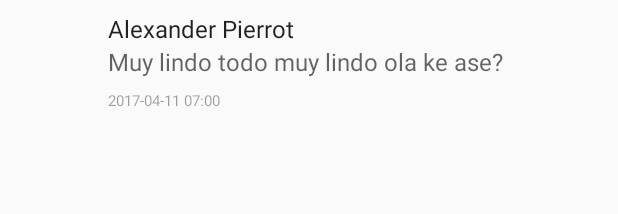
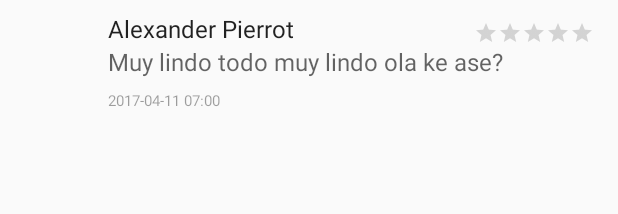
Before and after one commit to jonasAstudillo/eyesfood, an Android app: the layout list_comments_item.xml on its own in the app's theme, with its tools: preview values and no code run, on a phone screen of 412 x 824 dp. Shown: the top 214 px of the screen. Run offline under Robolectric (Android 15) with nearby library versions, the phone set to English and light mode, and no system bars.

Commit message:
Minor fixes.

```diff
--- a/app/src/main/java/com/example/jonsmauricio/eyesfood/data/api/model/Comment.java
+++ b/app/src/main/java/com/example/jonsmauricio/eyesfood/data/api/model/Comment.java
@@ -18,13 +18,13 @@ public class Comment implements Serializable {
     @SerializedName("FotoUsuario")
     private String userPhoto;
     @SerializedName("Reputacion")
-    private String reputation;
+    private float reputation;
     @SerializedName("comentario")
     private String comment;
     @SerializedName("fecha")
     private String date;
 
-    public Comment(String id, String userName, String userLastName, String userPhoto, String reputation, String comment,
+    public Comment(String id, String userName, String userLastName, String userPhoto, float reputation, String comment,
                    String date) {
         this.id = id;
         this.userName = userName;
@@ -51,7 +51,7 @@ public class Comment implements Serializable {
         return userPhoto;
     }
 
-    public String getReputation() {
+    public float getReputation() {
         return reputation;
     }
 
--- a/app/src/main/res/layout/list_comments_item.xml
+++ b/app/src/main/res/layout/list_comments_item.xml
@@ -26,6 +26,18 @@
         android:textAppearance="?attr/textAppearanceListItem"
         tools:text="Alexander Pierrot" />
 
+    <RatingBar
+        android:id="@+id/rbCommentsRating"
+        android:layout_width="wrap_content"
+        android:layout_height="wrap_content"
+        style="?android:attr/ratingBarStyleSmall"
+        android:layout_marginLeft="0dp"
+        android:numStars="5"
+        android:stepSize="0.1"
+        android:isIndicator="true"
+        android:layout_above="@+id/tvCommentsComment"
+        android:layout_alignParentRight="true"/>
+
     <TextView
         android:id="@+id/tvCommentsComment"
         android:layout_width="wrap_content"
```
